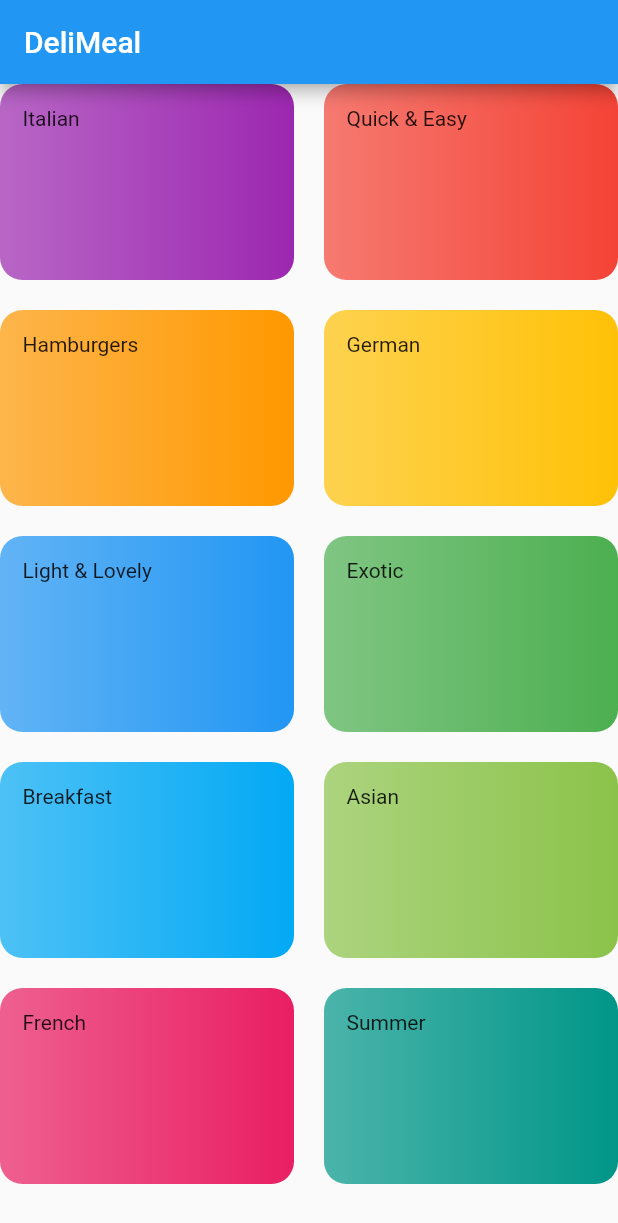
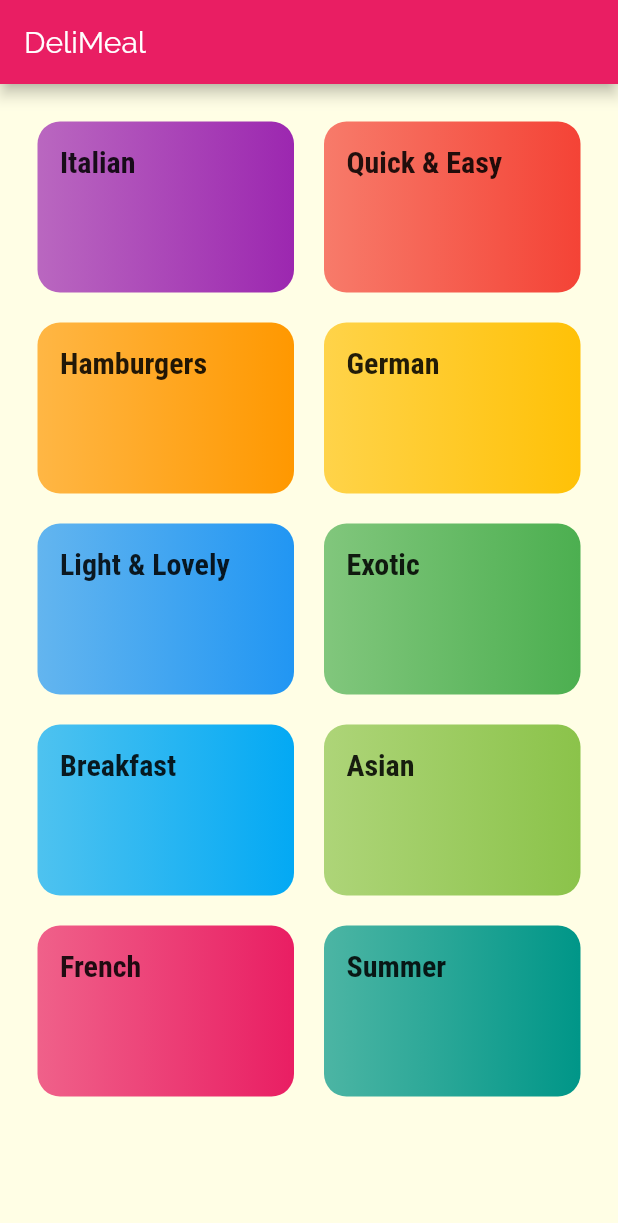
Before and after one commit to magictical/flutter_section3_meals_app, a Flutter app: the screen it shows after launch, on a phone screen of 412 x 824 dp. Shown: the top 1223 px of the screen. Run offline on Flutter 3.47's test engine with Material 2 defaults, Android fonts, the phone set to English and light mode, and no system bars.

Commit message:
update style on category

```diff
--- a/lib/categories_screen.dart
+++ b/lib/categories_screen.dart
@@ -12,6 +12,7 @@ class CategoriesScreen extends StatelessWidget {
         ),
       ),
       body: GridView(
+        padding: const EdgeInsets.all(25),
         children: DUMMY_CATEGORIES
             .map(
               (cat) => CategoryItem(
--- a/lib/category_item.dart
+++ b/lib/category_item.dart
@@ -12,7 +12,10 @@ class CategoryItem extends StatelessWidget {
       // with const keyword padding will not be re created when buil() runs
       // and it allow to increase the performance the app
       padding: const EdgeInsets.all(15),
-      child: Text(title),
+      child: Text(
+        title,
+        style: Theme.of(context).textTheme.title,
+      ),
       decoration: BoxDecoration(
         gradient: LinearGradient(
           colors: [color.withOpacity(0.7), color],
--- a/lib/main.dart
+++ b/lib/main.dart
@@ -11,7 +11,22 @@ class MyApp extends StatelessWidget {
     return MaterialApp(
       title: 'DeliMeals',
       theme: ThemeData(
-        primarySwatch: Colors.blue,
+        primarySwatch: Colors.pink,
+        accentColor: Colors.amber,
+        canvasColor: Color.fromRGBO(255, 254, 229, 1),
+        fontFamily: 'Raleway',
+        textTheme: ThemeData.light().textTheme.copyWith(
+            body1: TextStyle(
+              color: Color.fromRGBO(20, 51, 51, 1),
+            ),
+            body2: TextStyle(
+              color: Color.fromRGBO(20, 51, 51, 1),
+            ),
+            title: TextStyle(
+              fontSize: 20,
+              fontFamily: 'RobotoCondensed',
+              fontWeight: FontWeight.bold,
+            )),
       ),
       home: CategoriesScreen(),
     );
```
Also changed, not shown: pubspec.yaml (+50 -41 lines), assets/fonts/OpenSans-Bold.ttf (added), assets/fonts/OpenSans-Regular.ttf (added), assets/fonts/Quicksand-Bold.ttf (added), assets/fonts/Quicksand-Light.ttf (added), assets/fonts/Quicksand-Medium.ttf (added), assets/fonts/Quicksand-Regular.ttf (added), assets/fonts/Raleway-Black.ttf (added), assets/fonts/Raleway-Bold.ttf (added), assets/fonts/Raleway-Regular.ttf (added), assets/fonts/RobotoCondensed-Bold.ttf (added), assets/fonts/RobotoCondensed-Italic.ttf (added), assets/fonts/RobotoCondensed-Light.ttf (added), assets/fonts/RobotoCondensed-Regular.ttf (added).
